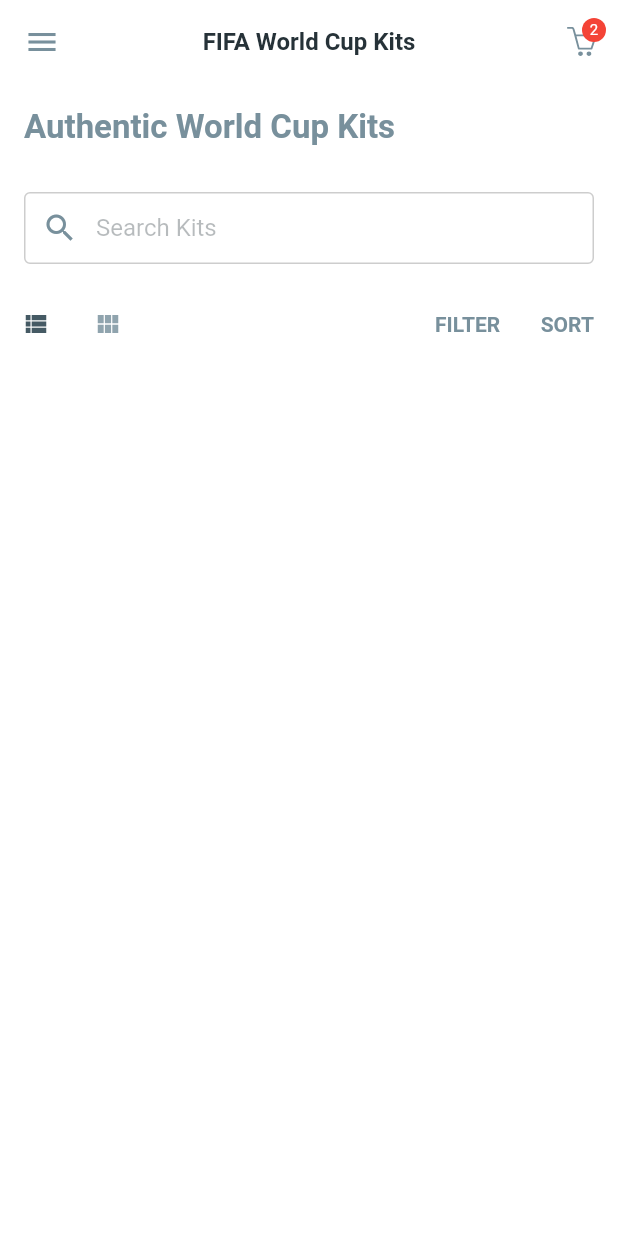
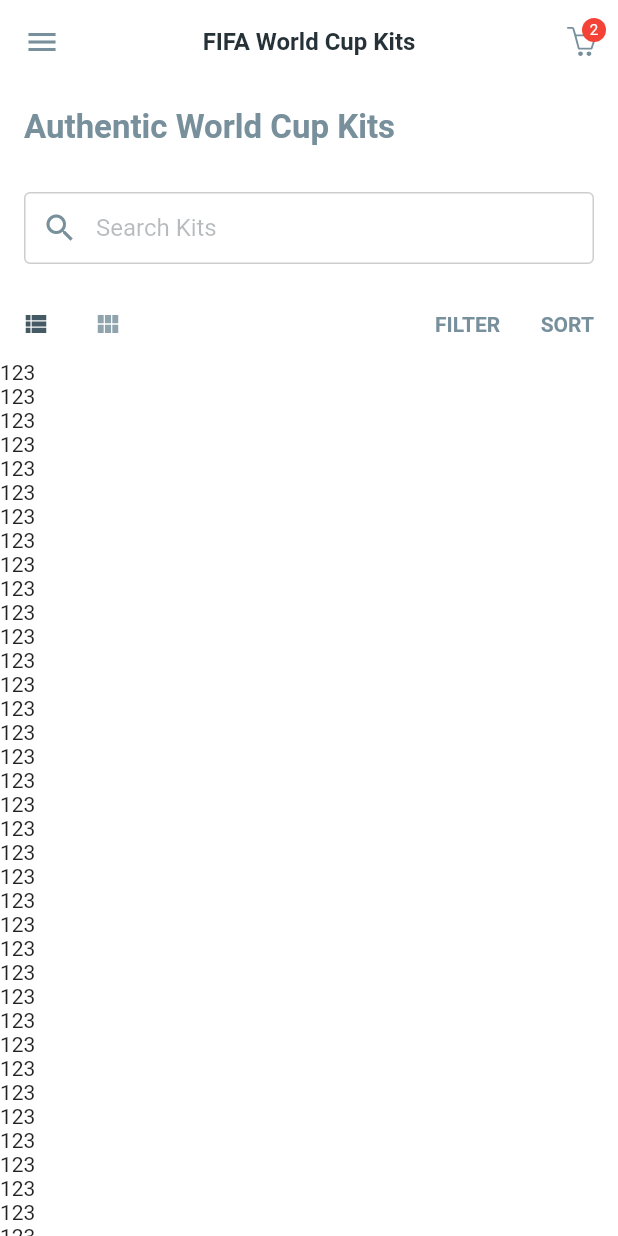
Before and after one commit to Alexander-Elite/tshirts, a Flutter app: the screen it shows after launch, on a phone screen of 412 x 824 dp. Run offline on Flutter 3.47's test engine with Material 2 defaults, Android fonts, the phone set to English and light mode, and no system bars; our stand-ins replace flutter_bloc, flutter_svg.

Commit message:
заработал listView

```diff
--- a/lib/screens/home_screen.dart
+++ b/lib/screens/home_screen.dart
@@ -63,10 +63,152 @@
 
         ],
       ),
-    body: const Column(
-      mainAxisAlignment: MainAxisAlignment.start,
+    body: Column(
+      //mainAxisAlignment: MainAxisAlignment.start,
       children: [
         Head1(),
+        Expanded(
+          child: ListView(
+            children: [
+              Text("123"),
+              Text("123"),
+              Text("123"),
+              Text("123"),
+              Text("123"),
+              Text("123"),
+              Text("123"),
+              Text("123"),
+              Text("123"),
+              Text("123"),
+              Text("123"),
+              Text("123"),
+              Text("123"),
+              Text("123"),
+              Text("123"),
+              Text("123"),
+              Text("123"),
+              Text("123"),
+              Text("123"),
+              Text("123"),
+              Text("123"),
+              Text("123"),
+              Text("123"),
+              Text("123"),
+              Text("123"),
+              Text("123"),
+              Text("123"),
+              Text("123"),
+              Text("123"),
+              Text("123"),
+              Text("123"),
+              Text("123"),
+              Text("123"),
+              Text("123"),
+              Text("123"),
+              Text("123"),
+              Text("123"),
+              Text("123"),
+              Text("123"),
+              Text("123"),
+              Text("123"),
+              Text("123"),
+              Text("123"),
+              Text("123"),
+              Text("123"),
+              Text("123"),
+              Text("123"),
+              Text("123"),
+              Text("123"),
+              Text("123"),
+              Text("123"),
+              Text("123"),
+              Text("123"),
+              Text("123"),
+              Text("123"),
+              Text("123"),
+              Text("123"),
+              Text("123"),
+              Text("123"),
+              Text("123"),
+              Text("123"),
+              Text("123"),
+              Text("123"),
+              Text("123"),
+              Text("123"),
+              Text("123"),
+              Text("123"),
+              Text("123"),
+              Text("123"),
+              Text("123"),
+              Text("123"),
+              Text("123"),
+              Text("123"),
+              Text("123"),
+              Text("123"),
+              Text("123"),
+              Text("123"),
+              Text("123"),
+              Text("123"),
+              Text("123"),
+              Text("123"),
+              Text("123"),
+              Text("123"),
+              Text("123"),
+              Text("123"),
+              Text("123"),
+              Text("123"),
+              Text("123"),
+              Text("123"),
+              Text("123"),
+              Text("123"),
+              Text("123"),
+              Text("123"),
+              Text("123"),
+              Text("123"),
+              Text("123"),
+              Text("123"),
+              Text("123"),
+              Text("123"),
+              Text("123"),
+              Text("123"),
+              Text("123"),
+              Text("123"),
+              Text("123"),
+              Text("123"),
+              Text("123"),
+              Text("123"),
+              Text("123"),
+              Text("123"),
+              Text("123"),
+              Text("123"),
+              Text("123"),
+              Text("123"),
+              Text("123"),
+              Text("123"),
+              Text("123"),
+              Text("123"),
+              Text("123"),
+              Text("123"),
+              Text("123"),
+              Text("123"),
+              Text("123"),
+              Text("123"),
+              Text("123"),
+              Text("123"),
+              Text("123"),
+              Text("123"),
+              Text("123"),
+              Text("123"),
+              Text("123"),
+              Text("123"),
+              Text("123"),
+              Text("123"),
+              Text("123"),
+              Text("123"),
+
+            ],
+          ),
+        )
       ],
     ),
     );
```
Also changed, not shown: lib/widgets/head1.dart (+25 -24 lines).
